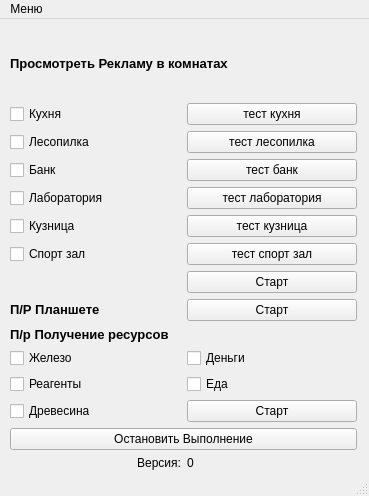
Qt form clicker_zero_city/windows_ui/see.ui (maklai26rus/clicker) before a commit.
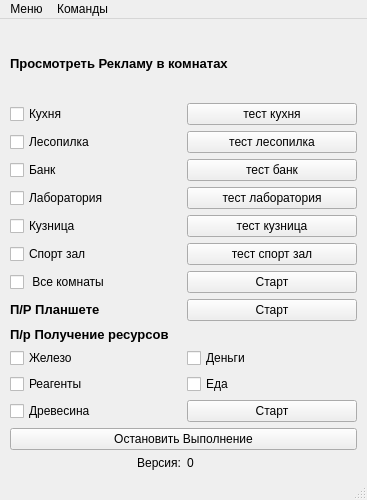
The same form after that commit. Icons and pictures are not drawn.

Commit message: Обновление дизайна

The edit to the form file:
```diff
--- a/clicker_zero_city/windows_ui/see.ui
+++ b/clicker_zero_city/windows_ui/see.ui
@@ -6,8 +6,8 @@
    <rect>
     <x>0</x>
     <y>0</y>
-    <width>369</width>
-    <height>496</height>
+    <width>367</width>
+    <height>500</height>
    </rect>
   </property>
   <property name="windowTitle">
@@ -177,6 +177,13 @@
                </property>
               </widget>
              </item>
+             <item row="8" column="0">
+              <widget class="QCheckBox" name="all_rooms">
+               <property name="text">
+                <string> Все комнаты</string>
+               </property>
+              </widget>
+             </item>
             </layout>
            </item>
           </layout>
@@ -328,7 +335,7 @@
     <rect>
      <x>0</x>
      <y>0</y>
-     <width>369</width>
+     <width>367</width>
      <height>21</height>
     </rect>
    </property>
@@ -340,7 +347,14 @@
     <addaction name="separator"/>
     <addaction name="actionExit"/>
    </widget>
+   <widget class="QMenu" name="menu_2">
+    <property name="title">
+     <string>Команды</string>
+    </property>
+    <addaction name="action_Alt_Z"/>
+   </widget>
    <addaction name="menu"/>
+   <addaction name="menu_2"/>
   </widget>
   <widget class="QStatusBar" name="statusbar"/>
   <action name="action">
```
Left out of the diff: 11 changed lines with no effect on the pictures. The commit also changes 1 other file.
